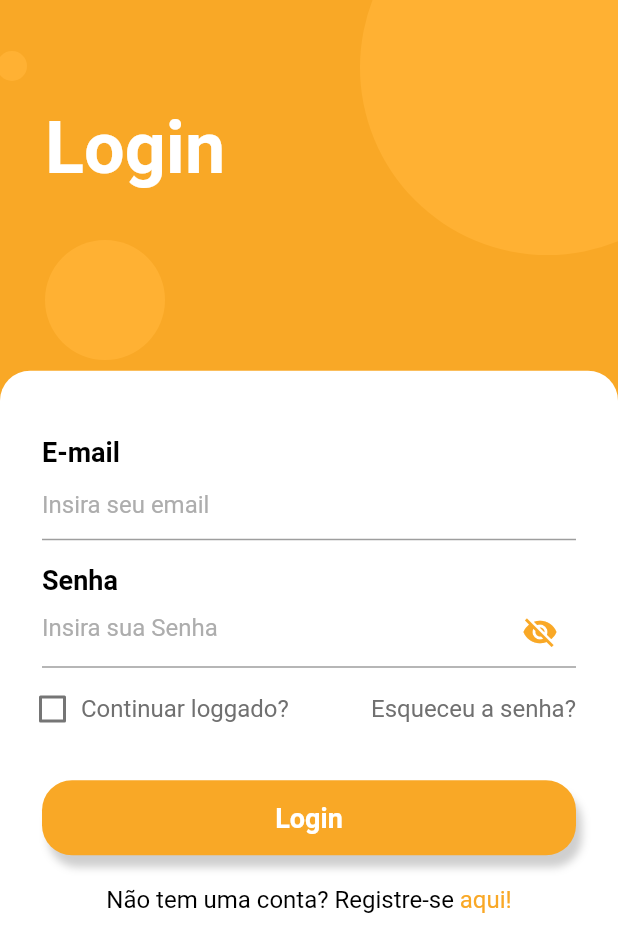
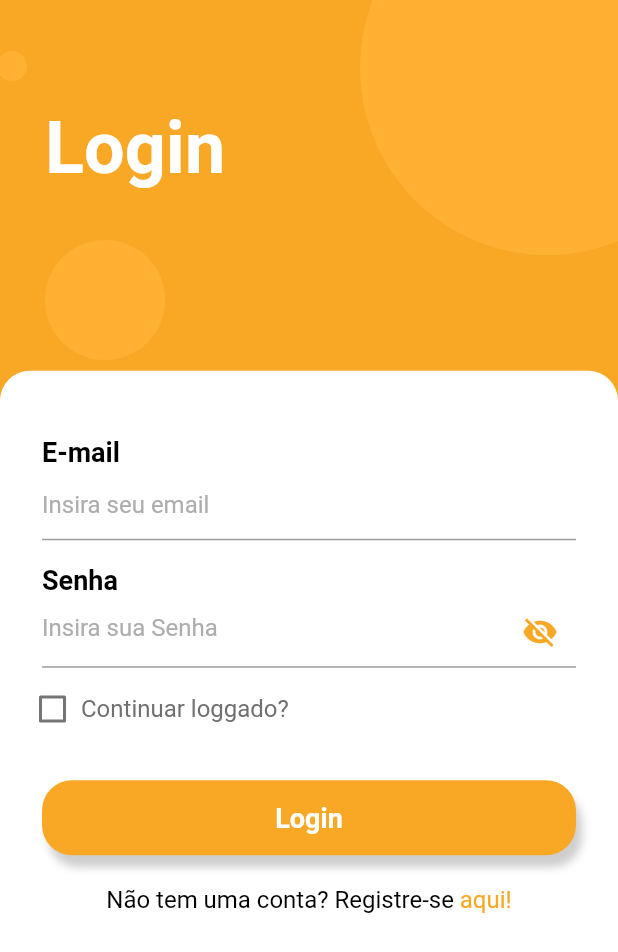
Before and after one commit to Matheus-Tankian/gerencia_ai, a Flutter app: the screen it shows after launch, on a phone screen of 412 x 824 dp. Shown: the top 952 px of the screen. Run offline on Flutter 3.47's test engine with Material 2 defaults, Android fonts, the phone set to English and light mode, and no system bars; our stand-ins replace cloud_firestore, curved_navigation_bar, file_picker, firebase_auth, firebase_core, firebase_storage and 2 more; missing offline and left inert: syncfusion_flutter_pdfviewer; accounts and stored records are empty; generated files the repository leaves out were written again.

Commit message:
removendo esquecer a senha

```diff
--- a/gerenciaai/lib/src/login_page/login_page/login_view.dart
+++ b/gerenciaai/lib/src/login_page/login_page/login_view.dart
@@ -239,17 +239,17 @@ class _LoginViewState extends State<LoginView> {
                                   ),
                                 ],
                               ),
-                              InkWell(
-                                onTap: () {},
-                                child: const Text(
-                                  'Esqueceu a senha?',
-                                  style: TextStyle(
-                                    fontSize: 16,
-                                    fontWeight: FontWeight.normal,
-                                    color: Color(0xff707070),
-                                  ),
-                                ),
-                              ),
+                              // InkWell(
+                              //   onTap: () {},
+                              //   child: const Text(
+                              //     'Esqueceu a senha?',
+                              //     style: TextStyle(
+                              //       fontSize: 16,
+                              //       fontWeight: FontWeight.normal,
+                              //       color: Color(0xff707070),
+                              //     ),
+                              //   ),
+                              // ),
                             ],
                           ),
                           const SizedBox(height: 38),
```
